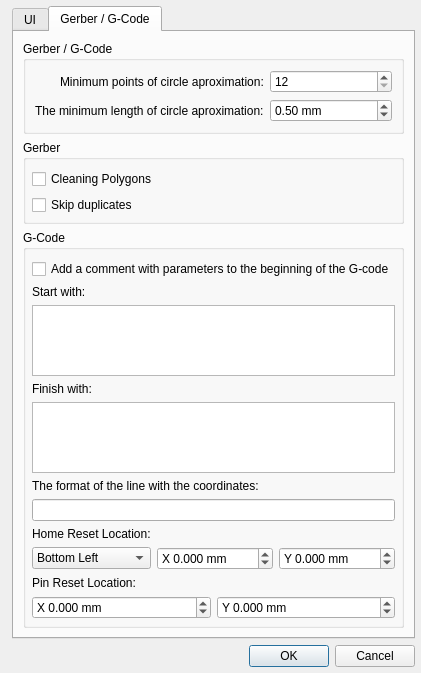
Old version of the form G2G/settingsdialog.ui in the repository XRay3D/GERBER_X3.
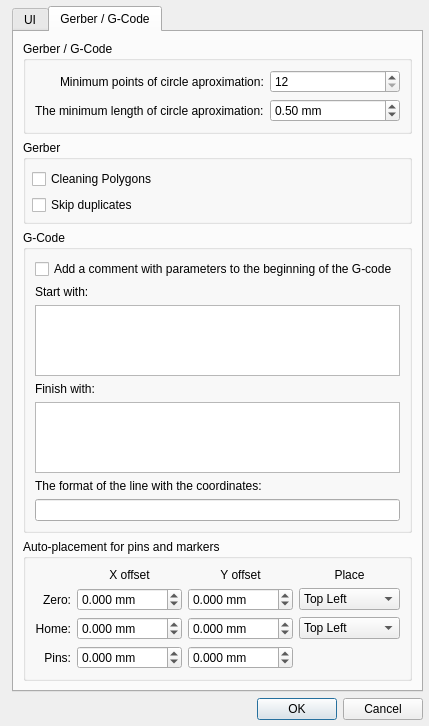
New version of the form. The open tabs and pages were chosen to show the change. Custom widgets are drawn as their Qt base class.

Patch:
```diff
--- a/G2G/settingsdialog.ui
+++ b/G2G/settingsdialog.ui
@@ -6,8 +6,8 @@
    <rect>
     <x>0</x>
     <y>0</y>
-    <width>384</width>
-    <height>625</height>
+    <width>419</width>
+    <height>664</height>
    </rect>
   </property>
   <property name="windowTitle">
@@ -39,7 +39,7 @@
    <item row="0" column="1">
     <widget class="QTabWidget" name="tabWidget">
      <property name="currentIndex">
-      <number>0</number>
+      <number>1</number>
      </property>
      <widget class="QWidget" name="tab">
       <attribute name="title">
@@ -214,7 +214,7 @@
       <attribute name="title">
        <string>Gerber / G-Code</string>
       </attribute>
-      <layout class="QVBoxLayout" name="verticalLayout">
+      <layout class="QVBoxLayout" name="verticalLayout" stretch="0,0,1,0">
        <item>
         <widget class="QGroupBox" name="groupBox_4">
          <property name="title">
@@ -314,15 +314,6 @@
           <string>G-Code</string>
          </property>
          <layout class="QVBoxLayout" name="verticalLayout_3">
-          <property name="leftMargin">
-           <number>6</number>
-          </property>
-          <property name="rightMargin">
-           <number>6</number>
-          </property>
-          <property name="bottomMargin">
-           <number>6</number>
-          </property>
           <item>
            <widget class="QCheckBox" name="chbxInfo">
             <property name="text">
@@ -364,46 +355,146 @@
             </property>
            </widget>
           </item>
+         </layout>
+        </widget>
+       </item>
           <item>
+        <widget class="QGroupBox" name="groupBox_5">
+         <property name="title">
+          <string>Auto-placement for pins and markers</string>
+         </property>
+         <layout class="QGridLayout" name="gridLayout_3">
+          <item row="0" column="1">
+           <widget class="QLabel" name="label_6">
+            <property name="text">
+             <string>X offset</string>
+            </property>
+            <property name="alignment">
+             <set>Qt::AlignBottom|Qt::AlignHCenter</set>
+            </property>
+           </widget>
+          </item>
+          <item row="0" column="2">
+           <widget class="QLabel" name="label_8">
+            <property name="text">
+             <string>Y offset</string>
+            </property>
+            <property name="alignment">
+             <set>Qt::AlignBottom|Qt::AlignHCenter</set>
+            </property>
+           </widget>
+          </item>
+          <item row="0" column="3">
+           <widget class="QLabel" name="label_9">
+            <property name="text">
+             <string>Place</string>
+            </property>
+            <property name="alignment">
+             <set>Qt::AlignBottom|Qt::AlignHCenter</set>
+            </property>
+           </widget>
+          </item>
+          <item row="1" column="0">
+           <widget class="QLabel" name="label_7">
+            <property name="text">
+             <string>Zero:</string>
+            </property>
+            <property name="alignment">
+             <set>Qt::AlignRight|Qt::AlignTrailing|Qt::AlignVCenter</set>
+            </property>
+           </widget>
+          </item>
+          <item row="1" column="1">
+           <widget class="DoubleSpinBox" name="dsbxZeroX">
+            <property name="minimumSize">
+             <size>
+              <width>100</width>
+              <height>0</height>
+             </size>
+            </property>
+            <property name="prefix">
+             <string/>
+            </property>
+            <property name="suffix">
+             <string> mm</string>
+            </property>
+            <property name="decimals">
+             <number>3</number>
+            </property>
+            <property name="minimum">
+             <double>-1000.000000000000000</double>
+            </property>
+            <property name="maximum">
+             <double>1000.000000000000000</double>
+            </property>
+           </widget>
+          </item>
+          <item row="1" column="2">
+           <widget class="DoubleSpinBox" name="dsbxZeroY">
+            <property name="minimumSize">
+             <size>
+              <width>100</width>
+              <height>0</height>
+             </size>
+            </property>
+            <property name="prefix">
+             <string/>
+            </property>
+            <property name="suffix">
+             <string> mm</string>
+            </property>
+            <property name="decimals">
+             <number>3</number>
+            </property>
+            <property name="minimum">
+             <double>-1000.000000000000000</double>
+            </property>
+            <property name="maximum">
+             <double>1000.000000000000000</double>
+            </property>
+           </widget>
+          </item>
+          <item row="1" column="3">
+           <widget class="QComboBox" name="cbxZeroPos">
+            <property name="sizePolicy">
+             <sizepolicy hsizetype="MinimumExpanding" vsizetype="Fixed">
+              <horstretch>0</horstretch>
+              <verstretch>0</verstretch>
+             </sizepolicy>
+            </property>
+            <item>
+             <property name="text">
+              <string>Top Left</string>
+             </property>
+            </item>
+            <item>
+             <property name="text">
+              <string>Top Right</string>
+             </property>
+            </item>
+            <item>
+             <property name="text">
+              <string>Bottom Left</string>
+             </property>
+            </item>
+            <item>
+             <property name="text">
+              <string>Bottom Right</string>
+             </property>
+            </item>
+           </widget>
+          </item>
+          <item row="2" column="0">
            <widget class="QLabel" name="label_4">
             <property name="text">
-             <string>Home Reset Location:</string>
+             <string>Home:</string>
             </property>
-           </widget>
-          </item>
-          <item>
-           <layout class="QHBoxLayout" name="horizontalLayout">
-            <item>
-             <widget class="QComboBox" name="cbxHomePos">
-              <property name="sizePolicy">
-               <sizepolicy hsizetype="MinimumExpanding" vsizetype="Fixed">
-                <horstretch>0</horstretch>
-                <verstretch>0</verstretch>
-               </sizepolicy>
-              </property>
-              <item>
-               <property name="text">
-                <string>Bottom Left</string>
-               </property>
-              </item>
-              <item>
-               <property name="text">
-                <string>Bottom Right</string>
-               </property>
-              </item>
-              <item>
-               <property name="text">
-                <string>Top Left</string>
-               </property>
-              </item>
-              <item>
-               <property name="text">
-                <string>Top Right</string>
-               </property>
-              </item>
-             </widget>
-            </item>
-            <item>
+            <property name="alignment">
+             <set>Qt::AlignRight|Qt::AlignTrailing|Qt::AlignVCenter</set>
+            </property>
+           </widget>
+          </item>
+          <item row="2" column="1">
              <widget class="DoubleSpinBox" name="dsbxHomeX">
               <property name="minimumSize">
                <size>
@@ -412,7 +503,7 @@
                </size>
               </property>
               <property name="prefix">
-               <string>X </string>
+             <string/>
               </property>
               <property name="suffix">
                <string> mm</string>
@@ -428,7 +519,7 @@
               </property>
              </widget>
             </item>
-            <item>
+          <item row="2" column="2">
              <widget class="DoubleSpinBox" name="dsbxHomeY">
               <property name="minimumSize">
                <size>
@@ -437,7 +528,7 @@
                </size>
               </property>
               <property name="prefix">
-               <string>Y </string>
+             <string/>
               </property>
               <property name="suffix">
                <string> mm</string>
@@ -453,21 +544,50 @@
               </property>
              </widget>
             </item>
-           </layout>
+          <item row="2" column="3">
+           <widget class="QComboBox" name="cbxHomePos">
+            <property name="sizePolicy">
+             <sizepolicy hsizetype="MinimumExpanding" vsizetype="Fixed">
+              <horstretch>0</horstretch>
+              <verstretch>0</verstretch>
+             </sizepolicy>
+            </property>
+            <item>
+             <property name="text">
+              <string>Top Left</string>
+             </property>
           </item>
           <item>
+             <property name="text">
+              <string>Top Right</string>
+             </property>
+            </item>
+            <item>
+             <property name="text">
+              <string>Bottom Left</string>
+             </property>
+            </item>
+            <item>
+             <property name="text">
+              <string>Bottom Right</string>
+             </property>
+            </item>
+           </widget>
+          </item>
+          <item row="3" column="0">
            <widget class="QLabel" name="label_5">
             <property name="text">
-             <string>Pin Reset Location:</string>
+             <string>Pins:</string>
+            </property>
+            <property name="alignment">
+             <set>Qt::AlignRight|Qt::AlignTrailing|Qt::AlignVCenter</set>
             </property>
            </widget>
           </item>
-          <item>
-           <layout class="QHBoxLayout" name="horizontalLayout_2">
-            <item>
+          <item row="3" column="1">
              <widget class="DoubleSpinBox" name="dsbxPinX">
               <property name="prefix">
-               <string>X </string>
+             <string/>
               </property>
               <property name="suffix">
                <string> mm</string>
@@ -483,10 +603,10 @@
               </property>
              </widget>
             </item>
-            <item>
+          <item row="3" column="2">
              <widget class="DoubleSpinBox" name="dsbxPinY">
               <property name="prefix">
-               <string>Y </string>
+             <string/>
               </property>
               <property name="suffix">
                <string> mm</string>
@@ -502,7 +622,12 @@
               </property>
              </widget>
             </item>
-           </layout>
+          <item row="0" column="0">
+           <widget class="QLabel" name="labelAPIcon">
+            <property name="text">
+             <string/>
+            </property>
+           </widget>
           </item>
          </layout>
         </widget>
```
Lines whose indentation alone changed are shown as unchanged.
